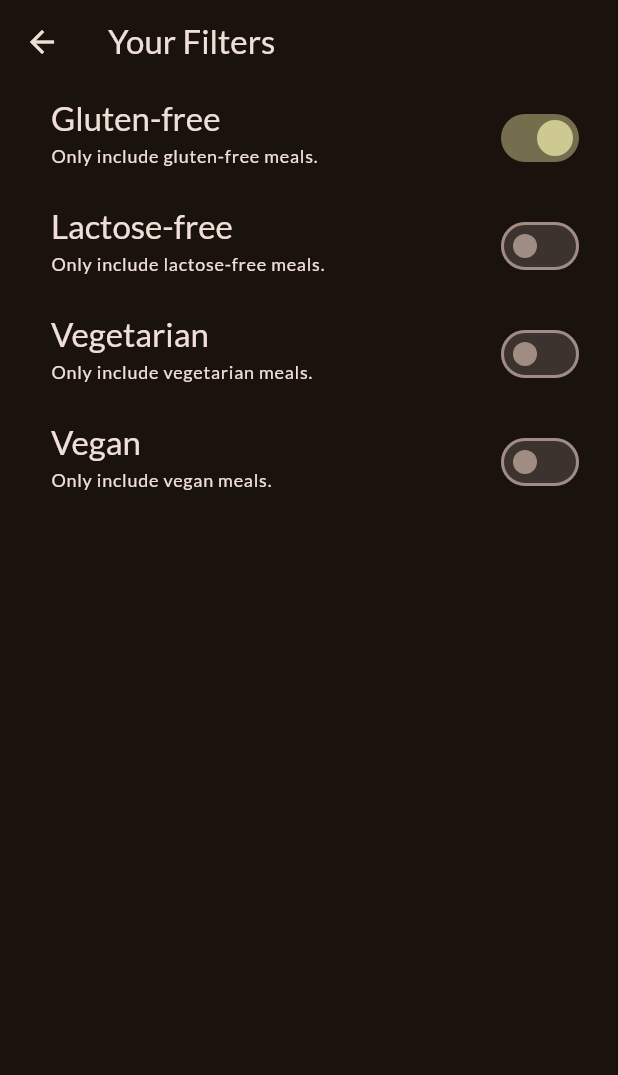
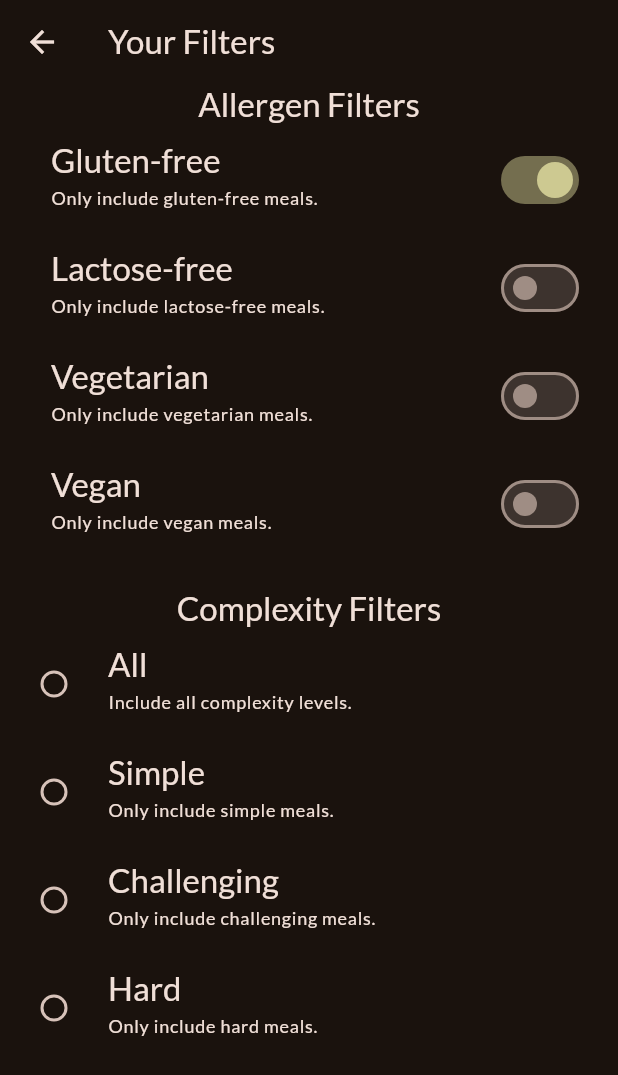
Before and after one commit to z-rayc/meals_app, a Flutter app: the FiltersScreen screen opened directly, after a tap on "Gluten-free", on a phone screen of 412 x 824 dp. Shown: the top 1075 px of the screen. Run offline on Flutter 3.47's test engine with Material 2 defaults, Android fonts, the phone set to English and light mode, and no system bars; our stand-ins replace flutter_riverpod, google_fonts, transparent_image.

Commit message:
Rename filter to allergen and add complexity filter

```diff
--- a/lib/providers/filters_provider.dart
+++ b/lib/providers/filters_provider.dart
@@ -1,27 +1,29 @@
 import 'package:flutter_riverpod/flutter_riverpod.dart';
 import 'package:meals_app/providers/meals_provider.dart';
+import 'package:meals_app/models/meal.dart';
 
-enum Filter {
+enum AllergenFilter {
   glutenFree,
   lactoseFree,
   vegetarian,
   vegan,
 }
 
-class FiltersNotifier extends StateNotifier<Map<Filter, bool>> {
-  FiltersNotifier()
+class AllergenFiltersNotifier extends StateNotifier<Map<AllergenFilter, bool>> {
+  // If a filter is active, the meal must match the filter
+  AllergenFiltersNotifier()
       : super({
-          Filter.glutenFree: false,
-          Filter.lactoseFree: false,
-          Filter.vegetarian: false,
-          Filter.vegan: false,
+          AllergenFilter.glutenFree: false,
+          AllergenFilter.lactoseFree: false,
+          AllergenFilter.vegetarian: false,
+          AllergenFilter.vegan: false,
         });
 
-  void setFilters(Map<Filter, bool> chosenFilters) {
+  void setAllergenFilters(Map<AllergenFilter, bool> chosenFilters) {
     state = chosenFilters;
   }
 
-  void setFilter(Filter filter, bool isActive) {
+  void setAllergenFilter(AllergenFilter filter, bool isActive) {
     state = {
       ...state,
       filter: isActive,
@@ -29,27 +31,56 @@ class FiltersNotifier extends StateNotifier<Map<Filter, bool>> {
   }
 }
 
-final filtersProvider =
-    StateNotifierProvider<FiltersNotifier, Map<Filter, bool>>(
-        (ref) => FiltersNotifier());
+final allergenFiltersProvider =
+    StateNotifierProvider<AllergenFiltersNotifier, Map<AllergenFilter, bool>>(
+        (ref) => AllergenFiltersNotifier());
+
+class ComplexityFiltersNotifier extends StateNotifier<List<Complexity>> {
+  // If a complexity filter is active, the meal must match the filter
+  ComplexityFiltersNotifier() : super([]);
+
+  void setFilters(List<Complexity> chosenFilters) {
+    state = chosenFilters;
+  }
+}
+
+final complexityFiltersProvider =
+    StateNotifierProvider<ComplexityFiltersNotifier, List<Complexity>>(
+        (ref) => ComplexityFiltersNotifier());
 
 final filteredMealsProvider = Provider((ref) {
   final meals = ref.watch(mealsProvider);
-  final activeFilters = ref.watch(filtersProvider);
+  final activeAllergenFilters = ref.watch(allergenFiltersProvider);
+  final activeComplexityFilters = ref.watch(complexityFiltersProvider);
 
   return meals.where((meal) {
     // Do not include meal if the filter is set
     // and the meal does not match the filter
-    if (activeFilters[Filter.glutenFree]! && !meal.isGlutenFree) {
+    if (activeAllergenFilters[AllergenFilter.glutenFree]! &&
+        !meal.isGlutenFree) {
       return false;
     }
-    if (activeFilters[Filter.lactoseFree]! && !meal.isLactoseFree) {
+    if (activeAllergenFilters[AllergenFilter.lactoseFree]! &&
+        !meal.isLactoseFree) {
       return false;
     }
-    if (activeFilters[Filter.vegetarian]! && !meal.isVegetarian) {
+    if (activeAllergenFilters[AllergenFilter.vegetarian]! &&
+        !meal.isVegetarian) {
       return false;
     }
-    if (activeFilters[Filter.vegan]! && !meal.isVegan) {
+    if (activeAllergenFilters[AllergenFilter.vegan]! && !meal.isVegan) {
+      return false;
+    }
+    if (activeComplexityFilters.contains(Complexity.simple) &&
+        meal.complexity != Complexity.simple) {
+      return false;
+    }
+    if (activeComplexityFilters.contains(Complexity.challenging) &&
+        meal.complexity != Complexity.challenging) {
+      return false;
+    }
+    if (activeComplexityFilters.contains(Complexity.hard) &&
+        meal.complexity != Complexity.hard) {
       return false;
     }
     return true;
--- a/lib/screens/filters.dart
+++ b/lib/screens/filters.dart
@@ -1,5 +1,6 @@
 import 'package:flutter/material.dart';
 import 'package:flutter_riverpod/flutter_riverpod.dart';
+import 'package:meals_app/models/meal.dart';
 import 'package:meals_app/providers/filters_provider.dart';
 
 class FiltersScreen extends ConsumerWidget {
@@ -9,104 +10,137 @@ class FiltersScreen extends ConsumerWidget {
 
   @override
   Widget build(BuildContext context, WidgetRef ref) {
-    final activeFilters = ref.watch(filtersProvider);
+    final textStyleTitle = Theme.of(context).textTheme.titleLarge!.copyWith(
+          color: Theme.of(context).colorScheme.onBackground,
+        );
+    final textStyleSubtitle = Theme.of(context).textTheme.labelMedium!.copyWith(
+          color: Theme.of(context).colorScheme.onBackground,
+        );
+    final activeFilters = ref.watch(allergenFiltersProvider);
+    final activeComplexityFilters = ref.watch(complexityFiltersProvider);
 
     return Scaffold(
       appBar: AppBar(
         title: const Text('Your Filters'),
       ),
-      body: Column(
+      body: SingleChildScrollView(
+        child: Column(
           children: [
-          // This is a toggle button
+            // Toggle buttons for the allergen filters
+            Text('Allergen Filters', style: textStyleTitle),
             SwitchListTile(
-            value: activeFilters[Filter.glutenFree]!,
+              value: activeFilters[AllergenFilter.glutenFree]!,
               onChanged: (isChecked) {
                 ref
-                  .read(filtersProvider.notifier)
-                  .setFilter(Filter.glutenFree, isChecked);
+                    .read(allergenFiltersProvider.notifier)
+                    .setAllergenFilter(AllergenFilter.glutenFree, isChecked);
               },
-            title: Text(
-              'Gluten-free',
-              style: Theme.of(context).textTheme.titleLarge!.copyWith(
-                    color: Theme.of(context).colorScheme.onBackground,
-                  ),
-            ),
+              title: Text('Gluten-free', style: textStyleTitle),
               subtitle: Text(
                 'Only include gluten-free meals.',
-              style: Theme.of(context).textTheme.labelMedium!.copyWith(
-                    color: Theme.of(context).colorScheme.onBackground,
-                  ),
+                style: textStyleSubtitle,
               ),
               activeColor: Theme.of(context).colorScheme.tertiary,
               contentPadding: const EdgeInsets.only(left: 34, right: 22),
             ),
             SwitchListTile(
-            value: activeFilters[Filter.lactoseFree]!,
+              value: activeFilters[AllergenFilter.lactoseFree]!,
               onChanged: (isChecked) {
                 ref
-                  .read(filtersProvider.notifier)
-                  .setFilter(Filter.lactoseFree, isChecked);
+                    .read(allergenFiltersProvider.notifier)
+                    .setAllergenFilter(AllergenFilter.lactoseFree, isChecked);
               },
-            title: Text(
-              'Lactose-free',
-              style: Theme.of(context).textTheme.titleLarge!.copyWith(
-                    color: Theme.of(context).colorScheme.onBackground,
-                  ),
-            ),
+              title: Text('Lactose-free', style: textStyleTitle),
               subtitle: Text(
                 'Only include lactose-free meals.',
-              style: Theme.of(context).textTheme.labelMedium!.copyWith(
-                    color: Theme.of(context).colorScheme.onBackground,
-                  ),
+                style: textStyleSubtitle,
               ),
               activeColor: Theme.of(context).colorScheme.tertiary,
               contentPadding: const EdgeInsets.only(left: 34, right: 22),
             ),
             SwitchListTile(
-            value: activeFilters[Filter.vegetarian]!,
+              value: activeFilters[AllergenFilter.vegetarian]!,
               onChanged: (isChecked) {
                 ref
-                  .read(filtersProvider.notifier)
-                  .setFilter(Filter.vegetarian, isChecked);
+                    .read(allergenFiltersProvider.notifier)
+                    .setAllergenFilter(AllergenFilter.vegetarian, isChecked);
               },
-            title: Text(
-              'Vegetarian',
-              style: Theme.of(context).textTheme.titleLarge!.copyWith(
-                    color: Theme.of(context).colorScheme.onBackground,
-                  ),
-            ),
+              title: Text('Vegetarian', style: textStyleTitle),
               subtitle: Text(
                 'Only include vegetarian meals.',
-              style: Theme.of(context).textTheme.labelMedium!.copyWith(
-                    color: Theme.of(context).colorScheme.onBackground,
-                  ),
+                style: textStyleSubtitle,
               ),
               activeColor: Theme.of(context).colorScheme.tertiary,
               contentPadding: const EdgeInsets.only(left: 34, right: 22),
             ),
             SwitchListTile(
-            value: activeFilters[Filter.vegan]!,
+              value: activeFilters[AllergenFilter.vegan]!,
               onChanged: (isChecked) {
                 ref
-                  .read(filtersProvider.notifier)
-                  .setFilter(Filter.vegan, isChecked);
+                    .read(allergenFiltersProvider.notifier)
+                    .setAllergenFilter(AllergenFilter.vegan, isChecked);
               },
-            title: Text(
-              'Vegan',
-              style: Theme.of(context).textTheme.titleLarge!.copyWith(
-                    color: Theme.of(context).colorScheme.onBackground,
-                  ),
-            ),
+              title: Text('Vegan', style: textStyleTitle),
               subtitle: Text(
                 'Only include vegan meals.',
-              style: Theme.of(context).textTheme.labelMedium!.copyWith(
-                    color: Theme.of(context).colorScheme.onBackground,
-                  ),
+                style: textStyleSubtitle,
               ),
               activeColor: Theme.of(context).colorScheme.tertiary,
               contentPadding: const EdgeInsets.only(left: 34, right: 22),
             ),
+            const SizedBox(height: 20),
+            // Radio buttons for the complexity filter
+            Text('Complexity Filters', style: textStyleTitle),
+            RadioListTile<List<Complexity>>(
+              title: Text('All', style: textStyleTitle),
+              subtitle: Text(
+                'Include all complexity levels.',
+                style: textStyleSubtitle,
+              ),
+              value: const [],
+              groupValue: activeComplexityFilters,
+              onChanged: (value) {
+                ref.read(complexityFiltersProvider.notifier).setFilters(value!);
+              },
+            ),
+            RadioListTile<List<Complexity>>(
+              title: Text('Simple', style: textStyleTitle),
+              subtitle: Text(
+                'Only include simple meals.',
+                style: textStyleSubtitle,
+              ),
+              value: const [Complexity.simple],
+              groupValue: activeComplexityFilters,
+              onChanged: (value) {
+                ref.read(complexityFiltersProvider.notifier).setFilters(value!);
+              },
+            ),
+            RadioListTile<List<Complexity>>(
+              title: Text('Challenging', style: textStyleTitle),
+              subtitle: Text(
+                'Only include challenging meals.',
+                style: textStyleSubtitle,
+              ),
+              value: const [Complexity.challenging],
+              groupValue: activeComplexityFilters,
+              onChanged: (value) {
+                ref.read(complexityFiltersProvider.notifier).setFilters(value!);
+              },
+            ),
+            RadioListTile<List<Complexity>>(
+              title: Text('Hard', style: textStyleTitle),
+              subtitle: Text(
+                'Only include hard meals.',
+                style: textStyleSubtitle,
+              ),
+              value: const [Complexity.hard],
+              groupValue: activeComplexityFilters,
+              onChanged: (value) {
+                ref.read(complexityFiltersProvider.notifier).setFilters(value!);
+              },
+            ),
           ],
+        ),
       ),
     );
   }
--- a/lib/screens/tabs.dart
+++ b/lib/screens/tabs.dart
@@ -9,10 +9,10 @@ import 'package:meals_app/providers/filters_provider.dart';
 
 // Global variables start with k
 const kInitialFilters = {
-  Filter.glutenFree: false,
-  Filter.lactoseFree: false,
-  Filter.vegetarian: false,
-  Filter.vegan: false,
+  AllergenFilter.glutenFree: false,
+  AllergenFilter.lactoseFree: false,
+  AllergenFilter.vegetarian: false,
+  AllergenFilter.vegan: false,
 };
 
 class TabsScreen extends ConsumerStatefulWidget {
@@ -40,7 +40,7 @@ class _TabsScreenState extends ConsumerState<TabsScreen> {
     Navigator.of(context).pop();
     switch (identifier) {
       case 'filters':
-        await Navigator.of(context).push<Map<Filter, bool>>(
+        await Navigator.of(context).push<Map<AllergenFilter, bool>>(
           MaterialPageRoute(
             builder: (ctx) => const FiltersScreen(),
           ),
```
Lines whose indentation alone changed are shown as unchanged.
